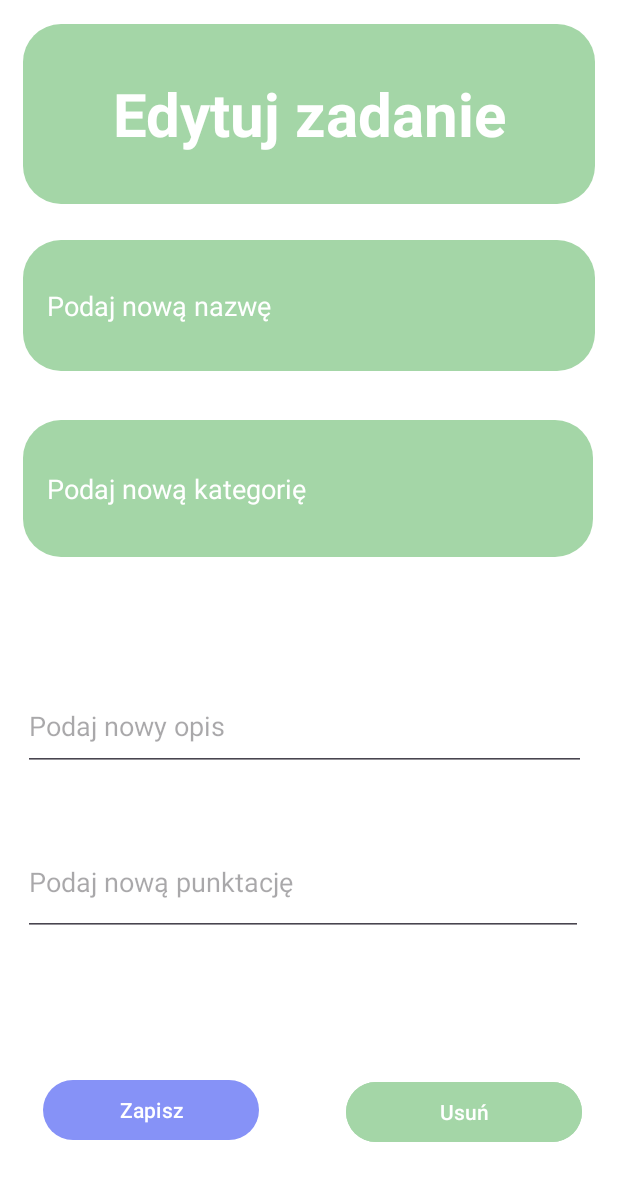
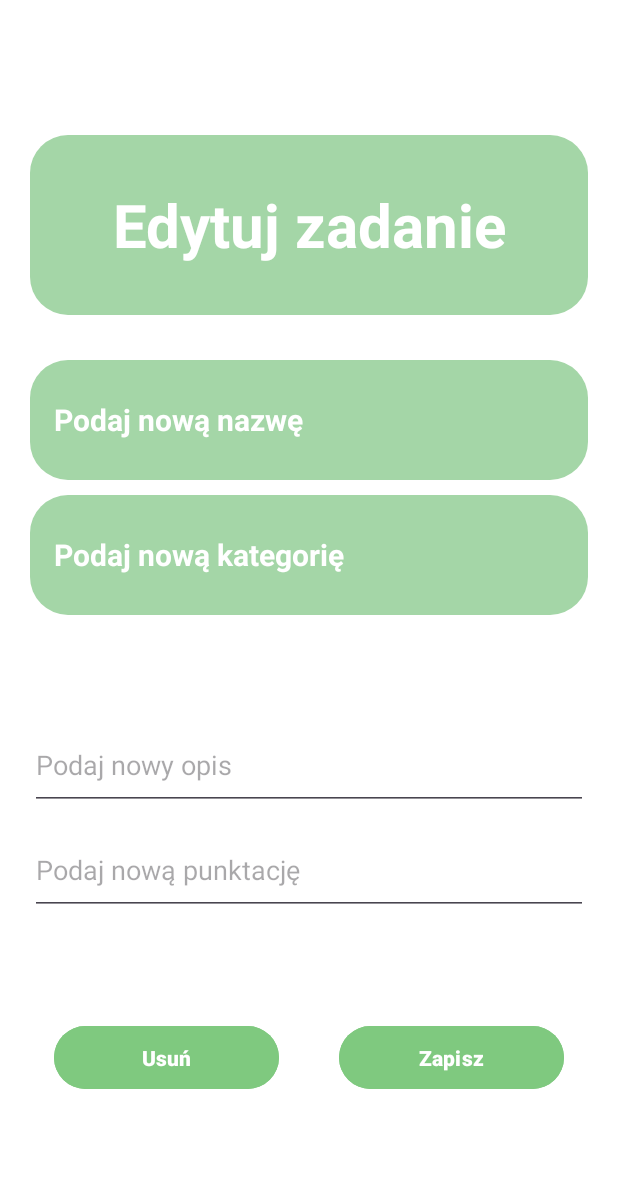
Before and after one commit to 38039/Healthy-Mornings-Android, an Android app: the TaskEditActivity screen opened directly, with no data from a screen before it, on a phone screen of 412 x 824 dp. Shown: the top 1181 px of the screen. Run offline under Robolectric (Android 15) with nearby library versions, the phone set to English and light mode, and no system bars.

Commit message:
poprawka layout task edit

```diff
--- a/app/src/main/res/layout/activity_task_add.xml
+++ b/app/src/main/res/layout/activity_task_add.xml
@@ -9,7 +9,7 @@
         android:id="@+id/title5"
         android:layout_width="wrap_content"
         android:layout_height="wrap_content"
-        android:text="Create Task"
+        android:text="Nowe Zadanie"
         android:textColor="@color/title"
         android:textSize="60sp"
         android:textStyle="bold"
--- a/app/src/main/res/layout/activity_task_edit.xml
+++ b/app/src/main/res/layout/activity_task_edit.xml
@@ -1,59 +1,53 @@
 <?xml version="1.0" encoding="utf-8"?>
-<androidx.constraintlayout.widget.ConstraintLayout
-    xmlns:android="http://schemas.android.com/apk/res/android"
+<androidx.constraintlayout.widget.ConstraintLayout xmlns:android="http://schemas.android.com/apk/res/android"
     xmlns:app="http://schemas.android.com/apk/res-auto"
     xmlns:tools="http://schemas.android.com/tools"
     android:layout_width="match_parent"
     android:layout_height="match_parent"
     android:background="#FFFFFF"
+    android:padding="20dp"
     tools:context=".view.TaskEditActivity">
+
+
+    <LinearLayout
+        android:layout_width="match_parent"
+        android:layout_height="match_parent"
+        android:orientation="vertical">
 
         <TextView
             android:id="@+id/headerText"
-        android:layout_width="0dp"
+            android:layout_width="match_parent"
             android:layout_height="120dp"
-        android:layout_marginStart="15dp"
-        android:layout_marginTop="16dp"
-        android:layout_marginEnd="15dp"
+            android:layout_marginTop="70dp"
             android:background="@drawable/rounded"
             android:backgroundTint="@color/object"
             android:gravity="center"
             android:text="@string/edit_task_text_view"
             android:textColor="@color/words"
             android:textSize="40sp"
-        android:textStyle="bold"
-        app:layout_constraintEnd_toEndOf="parent"
-        app:layout_constraintHorizontal_bias="1.0"
-        app:layout_constraintStart_toStartOf="parent"
-        app:layout_constraintTop_toTopOf="parent" />
+            android:textStyle="bold" />
 
         <EditText
             android:id="@+id/TaskNameTextView"
-        android:layout_width="381dp"
-        android:layout_height="87dp"
-        android:layout_marginStart="15dp"
-        android:layout_marginTop="24dp"
-        android:layout_marginEnd="15dp"
+            android:layout_width="match_parent"
+            android:layout_height="80dp"
+            android:layout_marginTop="30dp"
             android:background="@drawable/rounded"
             android:backgroundTint="@color/object"
             android:hint="@string/task_name_text_view"
+            android:importantForAutofill="no"
             android:inputType="text"
-        android:importantForAutofill="no"
             android:padding="16dp"
             android:textColor="@color/words"
             android:textColorHint="@color/words"
-        app:layout_constraintEnd_toEndOf="parent"
-        app:layout_constraintHorizontal_bias="1.0"
-        app:layout_constraintStart_toStartOf="parent"
-        app:layout_constraintTop_toBottomOf="@id/headerText" />
+            android:textSize="20sp"
+            android:textStyle="bold" />
 
         <EditText
             android:id="@+id/TaskCategoryTextView"
-        android:layout_width="380dp"
-        android:layout_height="91dp"
-        android:layout_marginStart="15dp"
-        android:layout_marginTop="144dp"
-        android:layout_marginEnd="15dp"
+            android:layout_width="match_parent"
+            android:layout_height="80dp"
+            android:layout_marginTop="10dp"
             android:background="@drawable/rounded"
             android:backgroundTint="@color/object"
             android:hint="@string/task_category_text_view"
@@ -62,68 +56,57 @@
             android:padding="16dp"
             android:textColor="@color/words"
             android:textColorHint="@color/words"
-        app:layout_constraintEnd_toEndOf="parent"
-        app:layout_constraintHorizontal_bias="0.0"
-        app:layout_constraintStart_toStartOf="parent"
-        app:layout_constraintTop_toBottomOf="@id/headerText" />
-
+            android:textSize="20sp"
+            android:textStyle="bold" />
 
         <EditText
             android:id="@+id/TaskDescriptionTextView"
-        android:layout_width="375dp"
+            android:layout_width="match_parent"
             android:layout_height="60dp"
+            android:layout_marginTop="70dp"
             android:ems="10"
             android:hint="@string/task_description_text_view"
             android:importantForAutofill="no"
-        android:inputType="text"
-        app:layout_constraintBottom_toBottomOf="parent"
-        app:layout_constraintEnd_toEndOf="parent"
-        app:layout_constraintHorizontal_bias="0.416"
-        app:layout_constraintStart_toStartOf="parent"
-        app:layout_constraintTop_toTopOf="parent"
-        app:layout_constraintVertical_bias="0.594" />
+            android:inputType="text" />
 
         <EditText
             android:id="@+id/TaskPointsTextNumber"
-        android:layout_width="373dp"
-        android:layout_height="72dp"
+            android:layout_width="match_parent"
+            android:layout_height="60dp"
+            android:layout_marginTop="10dp"
             android:ems="10"
             android:hint="@string/task_points_text_number"
             android:importantForAutofill="no"
-        android:inputType="number"
-        app:layout_constraintBottom_toBottomOf="parent"
-        app:layout_constraintEnd_toEndOf="parent"
-        app:layout_constraintHorizontal_bias="0.394"
-        app:layout_constraintStart_toStartOf="parent"
-        app:layout_constraintTop_toTopOf="parent"
-        app:layout_constraintVertical_bias="0.734" />
+            android:inputType="number" />
+
+        <LinearLayout
+            android:layout_width="match_parent"
+            android:layout_height="wrap_content"
+            android:layout_marginTop="70dp"
+            android:gravity="center|center_vertical"
+            android:orientation="horizontal">
 
             <Button
                 android:id="@+id/DeleteTaskButton"
-        android:layout_width="157dp"
-        android:layout_height="48dp"
-        android:backgroundTint="@color/object"
+                android:layout_width="150dp"
+                android:layout_height="50dp"
+                android:layout_marginEnd="40dp"
+                android:backgroundTint="@color/button"
+                android:onClick="onDeleteTaskButtonClick"
                 android:text="@string/delete_task_button_text"
-        android:onClick="onDeleteTaskButtonClick"
                 android:textAllCaps="false"
-        app:layout_constraintBottom_toBottomOf="parent"
-        app:layout_constraintEnd_toEndOf="parent"
-        app:layout_constraintHorizontal_bias="0.907"
-        app:layout_constraintStart_toStartOf="parent"
-        app:layout_constraintTop_toTopOf="parent"
-        app:layout_constraintVertical_bias="0.924" />
+                android:textStyle="bold" />
 
             <Button
                 android:id="@+id/EditTaskButton"
-        android:layout_width="144dp"
-        android:layout_height="48dp"
+                android:layout_width="150dp"
+                android:layout_height="50dp"
+                android:backgroundTint="@color/button"
+                android:onClick="onSaveTaskButtonClick"
                 android:text="@string/edit_task_button_text"
-        android:onClick="onSaveTaskButtonClick"
-        app:layout_constraintBottom_toBottomOf="parent"
-        app:layout_constraintEnd_toEndOf="parent"
-        app:layout_constraintHorizontal_bias="0.108"
-        app:layout_constraintStart_toStartOf="parent"
-        app:layout_constraintTop_toTopOf="parent"
-        app:layout_constraintVertical_bias="0.923" />
+                android:textStyle="bold" />
+        </LinearLayout>
+
+    </LinearLayout>
 
 </androidx.constraintlayout.widget.ConstraintLayout>
```
Lines whose indentation alone changed are shown as unchanged.
